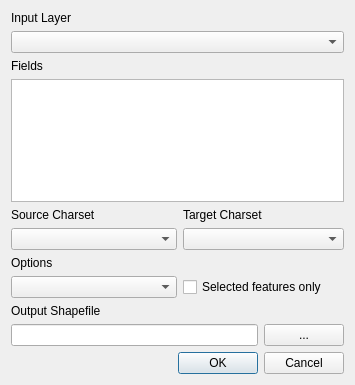
thangqd/HCMGIS, file forms/hcmgis_font_convert_form.ui: the form before one commit.
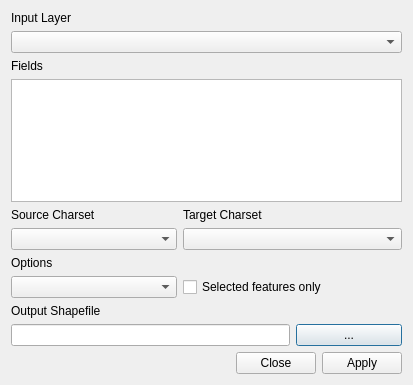
The form after the commit. Custom widgets are drawn as their Qt base class.

The edit to the form file:
```diff
--- a/forms/hcmgis_font_convert_form.ui
+++ b/forms/hcmgis_font_convert_form.ui
@@ -12,7 +12,7 @@
    <rect>
     <x>0</x>
     <y>0</y>
-    <width>355</width>
+    <width>413</width>
     <height>385</height>
    </rect>
   </property>
@@ -55,6 +55,9 @@
    </item>
    <item>
     <layout class="QGridLayout" name="gridLayout">
+     <property name="sizeConstraint">
+      <enum>QLayout::SetDefaultConstraint</enum>
+     </property>
      <item row="0" column="0">
       <widget class="QLabel" name="LblSourceFont">
        <property name="text">
@@ -62,13 +65,6 @@
        </property>
       </widget>
      </item>
-     <item row="0" column="1" colspan="2">
-      <widget class="QLabel" name="LblDestFont">
-       <property name="text">
-        <string>Target Charset</string>
-       </property>
-      </widget>
-     </item>
      <item row="1" column="0">
       <widget class="QComboBox" name="CboSourceFont">
        <item>
@@ -122,13 +118,6 @@
        </item>
       </widget>
      </item>
-     <item row="2" column="0">
-      <widget class="QLabel" name="LblOption">
-       <property name="text">
-        <string>Options</string>
-       </property>
-      </widget>
-     </item>
      <item row="3" column="0">
       <widget class="QComboBox" name="CboOption">
        <item>
@@ -165,13 +154,6 @@
        </property>
       </widget>
      </item>
-     <item row="4" column="0" colspan="2">
-      <widget class="QLabel" name="LblOutput">
-       <property name="text">
-        <string>Output Shapefile</string>
-       </property>
-      </widget>
-     </item>
      <item row="5" column="0" colspan="2">
       <widget class="QLineEdit" name="LinOutput"/>
      </item>
@@ -182,12 +164,33 @@
        </property>
       </widget>
      </item>
+     <item row="0" column="1" colspan="2">
+      <widget class="QLabel" name="LblDestFont">
+       <property name="text">
+        <string>Target Charset</string>
+       </property>
+      </widget>
+     </item>
+     <item row="2" column="0" colspan="3">
+      <widget class="QLabel" name="LblOption">
+       <property name="text">
+        <string>Options</string>
+       </property>
+      </widget>
+     </item>
+     <item row="4" column="0" colspan="3">
+      <widget class="QLabel" name="LblOutput">
+       <property name="text">
+        <string>Output Shapefile</string>
+       </property>
+      </widget>
+     </item>
     </layout>
    </item>
    <item>
-    <widget class="QDialogButtonBox" name="BtnOKCancel">
+    <widget class="QDialogButtonBox" name="BtnApplyClose">
      <property name="standardButtons">
-      <set>QDialogButtonBox::Cancel|QDialogButtonBox::Ok</set>
+      <set>QDialogButtonBox::Apply|QDialogButtonBox::Close</set>
      </property>
     </widget>
    </item>
```
Left out of the diff: 4 changed lines with no effect on the pictures.
